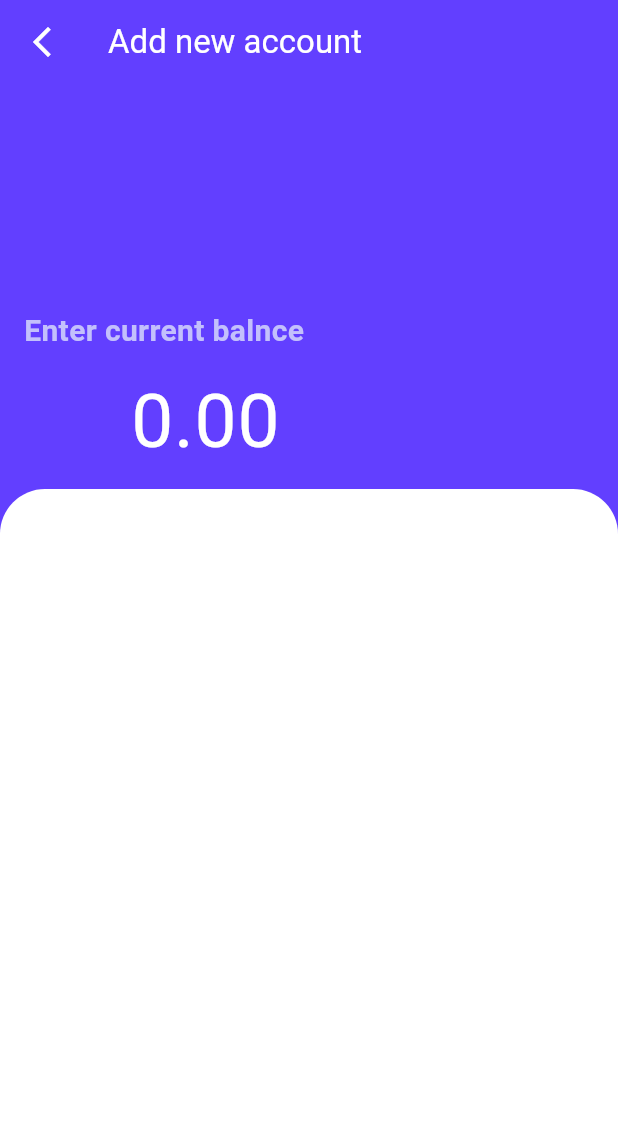
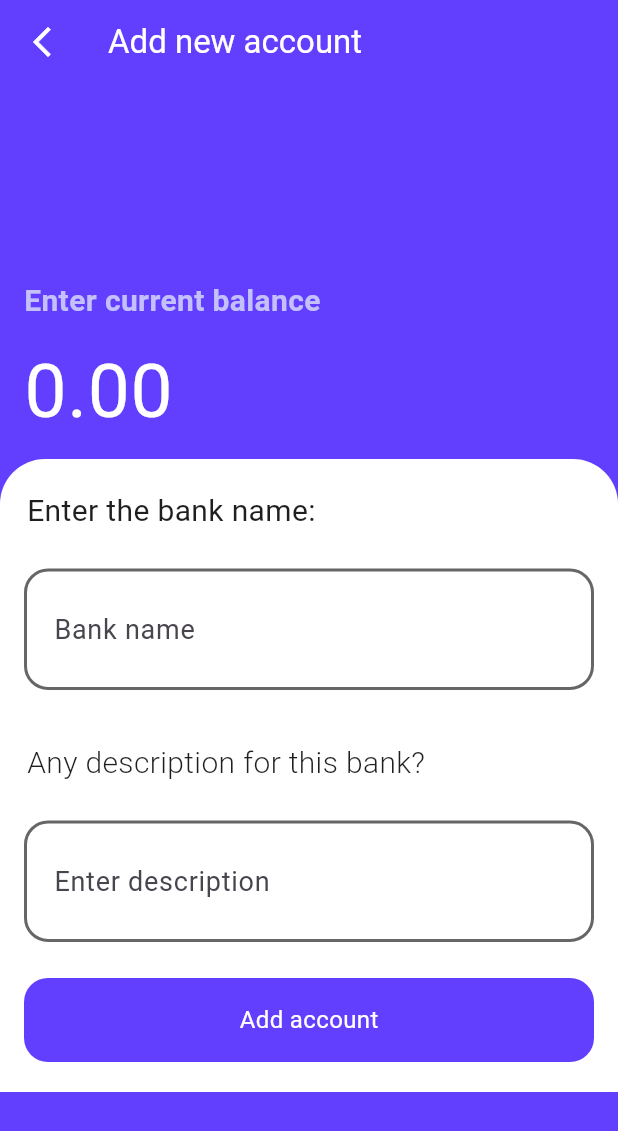
Before and after one commit to LifeSucksDude/Financhio, a Flutter app: the AddAccountPage screen opened directly, on a phone screen of 412 x 824 dp. Shown: the top 1131 px of the screen. Run offline on Flutter 3.47's test engine with Material 2 defaults, Android fonts, the phone set to English and light mode, and no system bars; our stand-ins replace cloud_firestore, firebase_auth, firebase_core, firebase_storage, flutter_riverpod, image_picker and 2 more; missing offline and left inert: telephony; accounts and stored records are empty.

Commit message:
finished some ui part

```diff
--- /dev/null
+++ b/lib/common/widegets/forAppOverall/customButton.dart
@@ -0,0 +1,28 @@
+import 'package:flutter/material.dart';
+
+class CustomButton extends StatelessWidget {
+  final Color backgroundColor;
+    final VoidCallback onTap;
+  final String text;
+ final Color textColor;
+  const CustomButton({super.key, required this.backgroundColor, required this.onTap, required this.text, required this.textColor});
+
+  @override
+  Widget build(BuildContext context) {
+    return Padding(
+      padding: const EdgeInsets.symmetric(horizontal:16.0),
+
+      child: GestureDetector(
+        onTap: onTap,
+        child: Container(
+          height: 56,
+          decoration: BoxDecoration(
+            color: backgroundColor,
+            borderRadius: BorderRadius.circular(16)
+          ),
+          child: Center(child: Text(text,style:TextStyle(color: textColor,fontSize: 16))),
+        ),
+      ),
+    );
+  }
+}
--- a/lib/constants/imageconstant.dart
+++ b/lib/constants/imageconstant.dart
@@ -3,5 +3,6 @@ class ImageConstants{
   static const  String page2Intro="assets/images/page2.png";
   static const String page3Intro="assets/images/page3.png";
   static const String financhioLogo="assets/images/FinanchioLogo.png";
+  static const String succesLogo="assets/images/success.png";
 
 }
--- a/lib/features/authfeatures/controller/authcontroller.dart
+++ b/lib/features/authfeatures/controller/authcontroller.dart
@@ -1,6 +1,7 @@
 // ignore_for_file: public_member_api_docs, sort_constructors_first
 import 'dart:io';
 
+import 'package:financhio/models/userModel.dart';
 import 'package:flutter/material.dart';
 import 'package:flutter_riverpod/flutter_riverpod.dart';
 
@@ -10,7 +11,10 @@ final authControllerProvider=Provider((ref){
   final authRepository=ref.watch(authRepositoryProvider);
   return AuthController(authRepository:authRepository,ref: ref );
 });
-
+final userDataAuthProvider=FutureProvider((ref){
+final authController=ref.watch(authControllerProvider);
+return authController.getUserData();
+});
 //all provider in riverpod have to be global.
 
 
@@ -22,6 +26,11 @@ class AuthController {
     required this.authRepository,
     required this.ref,
   });
+  Future<UserModel?> getUserData()async{
+    UserModel? user=await authRepository.getCurrentUserData();
+    return user;
+
+  }
   void SignUpWithMail(
       BuildContext context, String name, String email, String password) {
     authRepository.SignUpUser(name, email, password, context);
@@ -32,4 +41,7 @@ class AuthController {
   void saveUserDataToFirebase(BuildContext context,String name,File profilePic){
     authRepository.SaveUserDataToFirestore(name: name, profilePic: profilePic, ref: ref, context: context);
   }
+  void addBankName(BuildContext context,String bankName,String description,String currBalance){
+    authRepository.addBankCollection(bankName, description,currBalance,context);
+  }
 }
--- a/lib/features/forAddingProfile/navAddAccount.dart
+++ b/lib/features/forAddingProfile/navAddAccount.dart
@@ -1,17 +1,45 @@
+import 'package:financhio/common/utils/utils.dart';
+import 'package:financhio/common/widegets/forAppOverall/customButton.dart';
+import 'package:financhio/common/widegets/forAppOverall/customTextFieldApp.dart';
+import 'package:financhio/common/widegets/forLogin/buttontype.dart';
+import 'package:financhio/features/authfeatures/controller/authcontroller.dart';
 import 'package:flutter/material.dart';
+import 'package:flutter_riverpod/flutter_riverpod.dart';
 
-class AddAccountPage extends StatefulWidget {
+class AddAccountPage extends ConsumerStatefulWidget {
   static route() =>
       MaterialPageRoute(builder: (context) => const AddAccountPage());
   const AddAccountPage({super.key});
 
   @override
-  State<AddAccountPage> createState() => _AddAccountPageState();
+  ConsumerState<AddAccountPage> createState() => _AddAccountPageState();
 }
 
-class _AddAccountPageState extends State<AddAccountPage> {
- final TextEditingController balanceController=TextEditingController();
- final TextEditingController addBalance=TextEditingController();
+class _AddAccountPageState extends ConsumerState<AddAccountPage> {
+  final bankName = TextEditingController();
+
+  final TextEditingController addBalance = TextEditingController();
+  final TextEditingController? addDescription=TextEditingController();
+  @override
+  void dispose() {
+
+    super.dispose();
+    addBalance.dispose();
+    bankName.dispose();
+    addDescription!.dispose();
+  }
+  void addBankNameDownit(){
+    String BankName=bankName.text;
+    String Description=addDescription!.text;
+    String balance=addBalance.text;
+    if(BankName!=null && balance!=null){
+      ref.read(authControllerProvider).addBankName(context, BankName, Description, balance);
+
+    }
+    else{
+      showSnackBar(context: context, content: "balance and bankname are required");
+    }
+  }
   @override
   Widget build(BuildContext context) {
     return Scaffold(
@@ -26,69 +54,99 @@ class _AddAccountPageState extends State<AddAccountPage> {
             color: Colors.white,
           ),
           backgroundColor: const Color.fromRGBO(98, 63, 255, 1)),
-      body: Column(
+      body: SingleChildScrollView(
+        child: Column(
           children: [
             const SizedBox(
-            height: 150,
+              height: 130,
             ),
-       const   Padding(
-            padding: const EdgeInsets.symmetric(horizontal: 16.0, ),
+            const Padding(
+              padding: const EdgeInsets.symmetric(
+                horizontal: 16.0,
+              ),
               child: Align(
                   alignment: Alignment.centerLeft,
                   child: Text(
-                  'Enter current balnce',
+                    'Enter current balance',
                     style: TextStyle(
                         fontSize: 20,
                         color: Color.fromARGB(251, 197, 194, 252),
                         fontWeight: FontWeight.w700),
                   )),
             ),
+            Padding(
+              padding: const EdgeInsets.only(left: 16.0),
+              child: TextField(
+                style: TextStyle(fontSize: 50, color: Colors.white),
+                controller: addBalance,
+                decoration: InputDecoration(
 
-
-
-
-
-            Padding(
-              padding: const EdgeInsets.only(left:16.0),
-              child: TextField(
-                  style: TextStyle(
-
-                    fontSize: 50,
-                    color: Colors.white
-                  ),
-                  controller: addBalance ,
-                  decoration: InputDecoration(
-                    prefix:
-
-               Text('Rs.',style: TextStyle(fontSize: 50,color: Colors.white),
-
-
-
-              ),
                   hintText: '0.00',
-                    hintStyle: TextStyle(fontSize: 50,color: Colors.white),
+                  hintStyle: TextStyle(fontSize: 50, color: Colors.white),
                   border: InputBorder.none,
-
-
-
                 ),
                 maxLines: 1,
-
               ),
             ),
 
-
-
-          Expanded(
-            child: Container(
-              decoration:const BoxDecoration(
+           Container(
+                width: MediaQuery.of(context).size.width,
+                decoration: const BoxDecoration(
                     color: Colors.white,
                     borderRadius: BorderRadius.only(
                         topLeft: Radius.circular(30),
                         topRight: Radius.circular(30))),
+                child: Column(children: [
+                  SizedBox(
+                    height: 20,
                   ),
-          )
+                  Align(
+                      alignment: Alignment.centerLeft,
+                      child: Padding(
+                        padding: const EdgeInsets.only(left: 18.0),
+                        child: Text('Enter the bank name:',
+                            style: TextStyle(
+                                color: Color.fromARGB(255, 32, 30, 30),
+                                fontSize: 20,
+                                fontWeight: FontWeight.w400)),
+                      )),
+
+                  CustomTextFieldApp(
+                      hintText: 'Bank name',
+                      enabledBorderColor: Color.fromARGB(255, 102, 102, 102),
+                      backgroundColor: Colors.white,
+                      controller: bankName,
+                      focusedBOrderColor: const Color.fromRGBO(98, 63, 255, 1)),
+                      SizedBox(
+                    height: 10,
+                  ),
+
+                  Align(
+                      alignment: Alignment.centerLeft,
+                      child: Padding(
+                        padding: const EdgeInsets.only(left: 18.0),
+                        child: Text('Any description for this bank?',
+                            style: TextStyle(
+                                color: Color.fromARGB(255, 32, 30, 30),
+                                fontSize: 20,
+                                fontWeight: FontWeight.w300)),
+                      )),
+
+                  CustomTextFieldApp(
+                      hintText: 'Enter description',
+                      enabledBorderColor: Color.fromARGB(255, 102, 102, 102),
+                      backgroundColor: Colors.white,
+                      controller: addDescription!,
+                      focusedBOrderColor: const Color.fromRGBO(98, 63, 255, 1)),
+                     CustomButton(backgroundColor: const Color.fromRGBO(98, 63, 255, 1) , onTap: (){
+                      addBankNameDownit();
+                     }, text: 'Add account', textColor: Colors.white),
+                     SizedBox(height: 20,)
+                ]),
+              ),
+
           ],
+        ),
       ),
     );
   }
--- a/pubspec.yaml
+++ b/pubspec.yaml
@@ -45,6 +45,7 @@ dependencies:
   shared_preferences: ^2.1.2
   image_picker: ^0.8.9
   firebase_storage: ^11.2.3
+  telephony: ^0.2.0
 
 dev_dependencies:
   flutter_test:
```
Also changed, not shown: lib/common/widegets/done_page.dart (added, +29 -0 lines), lib/features/authfeatures/repositoris/auth_repo.dart (+24 -2 lines), lib/features/trasactionpages/controller/addtransactionController.dart (added, +8 -0 lines), lib/features/trasactionpages/repository/addTransactionRepo.dart (added, +31 -0 lines), lib/features/trasactionpages/views/addSms.dart (added, +40 -0 lines), lib/features/trasactionpages/views/expense.dart (added, +107 -0 lines), lib/main.dart (+8 -3 lines), lib/models/userModel.dart (+4 -4 lines), assets/images/Frame 5 (1).png (added), assets/images/Frame 5.png (added), assets/images/Salary.png (added), assets/images/food.png (added), assets/images/subsc.png (added), assets/images/success.png (added), 2 more files, 3 other files. Lines whose indentation alone changed are shown as unchanged.
